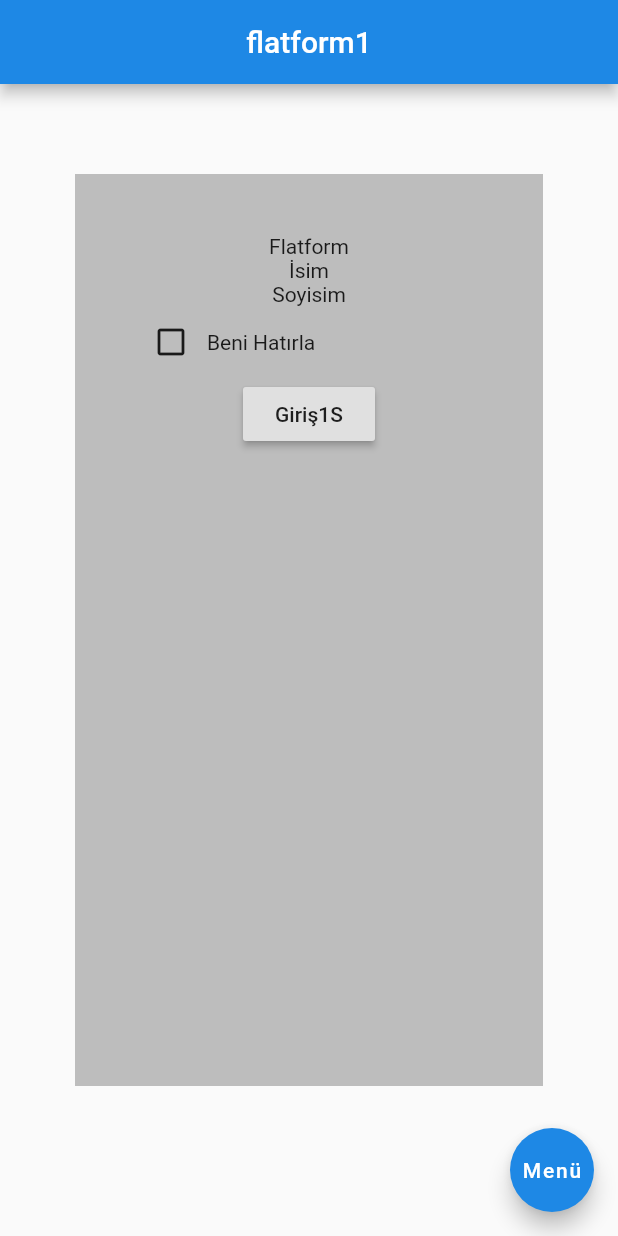
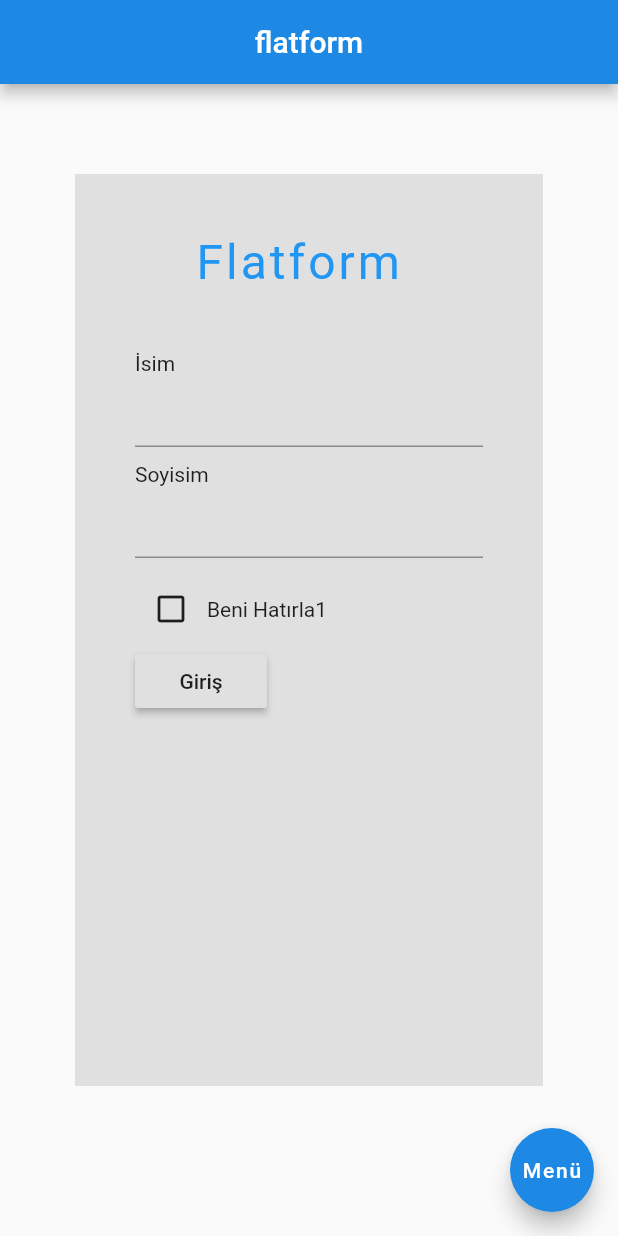
Before and after one commit to ayberkbozkus/flatform, a Flutter app: the screen it shows after launch, on a phone screen of 412 x 824 dp. Run offline on Flutter 3.47's test engine with Material 2 defaults, Android fonts, the light colour scheme and no system bars.

Commit message:
login page is okay

```diff
--- a/lib/main.dart
+++ b/lib/main.dart
@@ -9,26 +9,42 @@ class Home extends StatelessWidget {
   Widget build(BuildContext context) {
     return Scaffold(
       appBar: AppBar(
-        title: Text('flatform1'),
+        title: Text('flatform'),
         centerTitle: true,
         backgroundColor: Colors.blue[600],
       ),
       body: Container(
-        padding: EdgeInsets.all(40.0),
+        padding: EdgeInsets.fromLTRB(40.0,0.0,40.0,40.0),
         margin: EdgeInsets.fromLTRB(50.0, 60.0, 50.0, 100.0),
-        color: Colors.grey[400],
-        child: Column(children: <Widget>[
+        color: Colors.grey[300],
+        child: Column(
+          crossAxisAlignment: CrossAxisAlignment.start,
+          children: <Widget>[
           Container(
-            child: Text('Flatform'),
+            padding: EdgeInsets.all(40.0),
+            child: Text(
+              'Flatform',
+              style: TextStyle(
+                color: Colors.blue,
+                letterSpacing: 2.0,
+                fontSize: 32.0,
+              ),
+              ),
           ),
           Container(
             child: Text('İsim'),
           ),
-          Container(), //Text Input
+          Container(
+          padding: EdgeInsets.fromLTRB(0.0,0.0,0.0,10.0),
+          child: TextFormField(),
+          ), //Text Input
           Container(
             child: Text('Soyisim'),
           ),
-          Container(), //Text Input
+          Container(
+          padding: EdgeInsets.fromLTRB(0.0,0.0,0.0,10.0),
+          child: TextFormField(),
+          ), //Text Input
           Container(
             child: Row(
               children: <Widget>[
@@ -39,7 +55,7 @@ class Home extends StatelessWidget {
                   ),
                 ),
                 Container(
-                  child: Text('Beni Hatırla'),
+                  child: Text('Beni Hatırla1'),
                 ),
               ],
             ),
@@ -47,7 +63,7 @@ class Home extends StatelessWidget {
           Container(
             child: RaisedButton(
               onPressed: () {},
-              child: Text('Giriş1S'),
+              child: Text('Giriş'),
             ),
           ),
         ]),
--- /dev/null
+++ b/screens/person.dart
@@ -0,0 +1,18 @@
+import 'package:flutter/cupertino.dart';
+
+class Person extends StatefulWidget{
+  @override
+  State<StatefulWidget> createState() {
+    // TODO: implement createState
+    return _PersonState();
+          }
+
+        }
+
+    class _PersonState extends State {
+  @override
+  Widget build(BuildContext context) {
+    // TODO: implement build
+    return null;
+  }
+}
```
